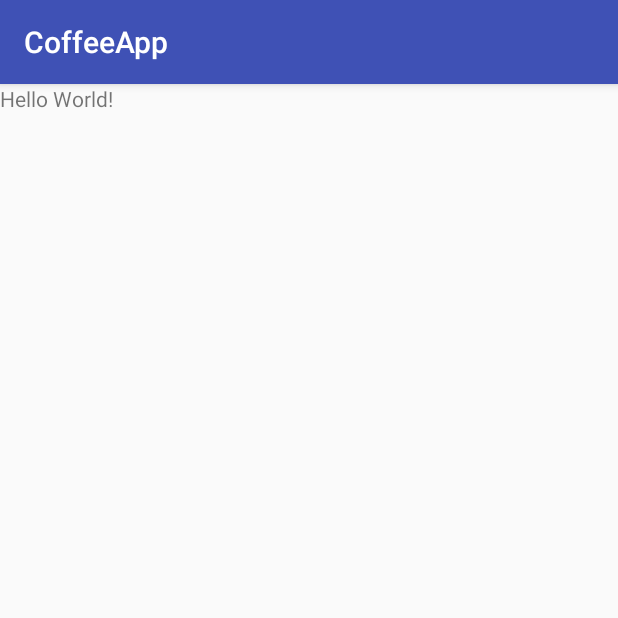
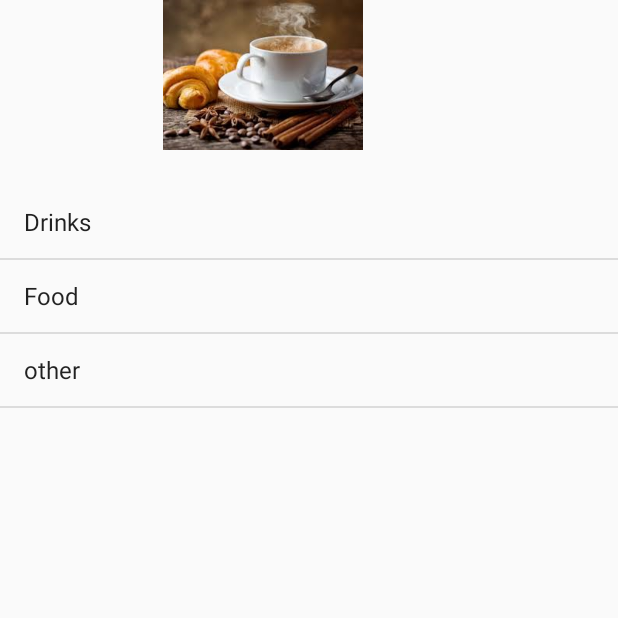
Before and after one commit to singhmohan333/android, an Android app: the screen it shows after launch (MainActivity), on a phone screen of 412 x 824 dp, the top half of it. Run offline under Robolectric (Android 15) with nearby library versions, the phone set to English and light mode, and no system bars.

Commit message:
coffee app

```diff
--- a/CoffeeApp/app/build.gradle
+++ b/CoffeeApp/app/build.gradle
@@ -26,5 +26,6 @@ dependencies {
     })
     compile 'com.android.support:appcompat-v7:25.3.1'
     compile 'com.android.support.constraint:constraint-layout:1.0.2'
+    compile 'com.android.support:design:25.3.1'
     testCompile 'junit:junit:4.12'
 }
--- a/CoffeeApp/app/src/main/AndroidManifest.xml
+++ b/CoffeeApp/app/src/main/AndroidManifest.xml
@@ -16,6 +16,11 @@
                 <category android:name="android.intent.category.LAUNCHER" />
             </intent-filter>
         </activity>
+        <activity android:name=".DrinkCategoryActivity"></activity>
+        <activity
+            android:name=".DrinkActivity"
+            android:label="@string/title_activity_drink"
+            android:theme="@style/AppTheme.NoActionBar"></activity>
     </application>
 
 </manifest>
--- a/CoffeeApp/app/src/main/java/com/example/mohan/coffeeapp/MainActivity.java
+++ b/CoffeeApp/app/src/main/java/com/example/mohan/coffeeapp/MainActivity.java
@@ -1,13 +1,38 @@
 package com.example.mohan.coffeeapp;
 
+import android.app.Activity;
+import android.content.Intent;
 import android.support.v7.app.AppCompatActivity;
 import android.os.Bundle;
+import android.support.v7.widget.ListViewCompat;
+import android.view.View;
+import android.widget.Adapter;
+import android.widget.AdapterView;
+import android.widget.ListView;
 
-public class MainActivity extends AppCompatActivity {
+import static com.example.mohan.coffeeapp.R.id.parent;
 
-    @Override
+public class MainActivity extends Activity {
+
+
     protected void onCreate(Bundle savedInstanceState) {
         super.onCreate(savedInstanceState);
         setContentView(R.layout.activity_main);
+
+      AdapterView.OnItemClickListener itemClickListener = new AdapterView.OnItemClickListener(){
+
+            public void onItemClick(AdapterView<?> parent, View view, int position, long id){
+            if(position==0){
+                    Intent intent = new Intent(MainActivity.this, DrinkCategoryActivity.class);
+                    startActivity(intent);
+
+                }
+
+
+            }
+        };
+
+        ListView listView = (ListView) findViewById(R.id.list_options);
+        listView.setOnItemClickListener(itemClickListener);
     }
 }
--- a/CoffeeApp/app/src/main/res/layout/activity_main.xml
+++ b/CoffeeApp/app/src/main/res/layout/activity_main.xml
@@ -6,13 +6,28 @@
     android:layout_height="match_parent"
     tools:context="com.example.mohan.coffeeapp.MainActivity">
 
-    <TextView
-        android:layout_width="wrap_content"
-        android:layout_height="wrap_content"
-        android:text="Hello World!"
-        app:layout_constraintBottom_toBottomOf="parent"
-        app:layout_constraintLeft_toLeftOf="parent"
-        app:layout_constraintRight_toRightOf="parent"
-        app:layout_constraintTop_toTopOf="parent" />
+<ImageView
+    android:layout_width="200dp"
+    android:layout_height="100dp"
+    android:src="@drawable/cof3"
+    android:contentDescription="@string/applogo"
 
+    android:id="@+id/imageView"
+    android:layout_alignParentTop="true"
+    android:layout_alignParentLeft="true"
+    android:layout_alignParentStart="true"
+    android:layout_marginLeft="75dp"
+    android:layout_marginStart="75dp" />
+<ListView
+    android:layout_width="match_parent"
+    android:layout_height="match_parent"
+    android:id="@+id/list_options"
+    android:entries="@array/options"
+    android:layout_below="@+id/imageView"
+    android:layout_alignParentLeft="true"
+    android:layout_alignParentStart="true"
+    android:layout_marginTop="24dp">
+
+
+</ListView>
 </RelativeLayout>
--- /dev/null
+++ b/CoffeeApp/app/src/main/res/values/dimens.xml
@@ -0,0 +1,3 @@
+<resources>
+    <dimen name="fab_margin">16dp</dimen>
+</resources>
--- a/CoffeeApp/app/src/main/res/values/strings.xml
+++ b/CoffeeApp/app/src/main/res/values/strings.xml
@@ -1,3 +1,13 @@
 <resources>
     <string name="app_name">CoffeeApp</string>
+    <string name="applogo">CoffeeApp</string>
+
+    <string-array name="options">
+        <item> Drinks</item>
+        <item> Food </item>
+        <item>other </item>
+
+    </string-array>
+    <string name="title_activity_drink">DrinkActivity</string>
+
 </resources>
--- a/CoffeeApp/app/src/main/res/values/styles.xml
+++ b/CoffeeApp/app/src/main/res/values/styles.xml
@@ -8,4 +8,13 @@
         <item name="colorAccent">@color/colorAccent</item>
     </style>
 
+    <style name="AppTheme.NoActionBar">
+        <item name="windowActionBar">false</item>
+        <item name="windowNoTitle">true</item>
+    </style>
+
+    <style name="AppTheme.AppBarOverlay" parent="ThemeOverlay.AppCompat.Dark.ActionBar" />
+
+    <style name="AppTheme.PopupOverlay" parent="ThemeOverlay.AppCompat.Light" />
+
 </resources>
```
Also changed, not shown: CoffeeApp/app/src/main/java/com/example/mohan/coffeeapp/DrinkActivity.java (added, +22 -0 lines), CoffeeApp/app/src/main/java/com/example/mohan/coffeeapp/DrinkCategoryActivity.java (added, +34 -0 lines), CoffeeApp/app/src/main/java/com/example/mohan/coffeeapp/Drinks.java (+5 -3 lines), CoffeeApp/app/src/main/res/layout/activity_drink.xml (added, +25 -0 lines), CoffeeApp/app/src/main/res/layout/content_drink.xml (added, +49 -0 lines).
